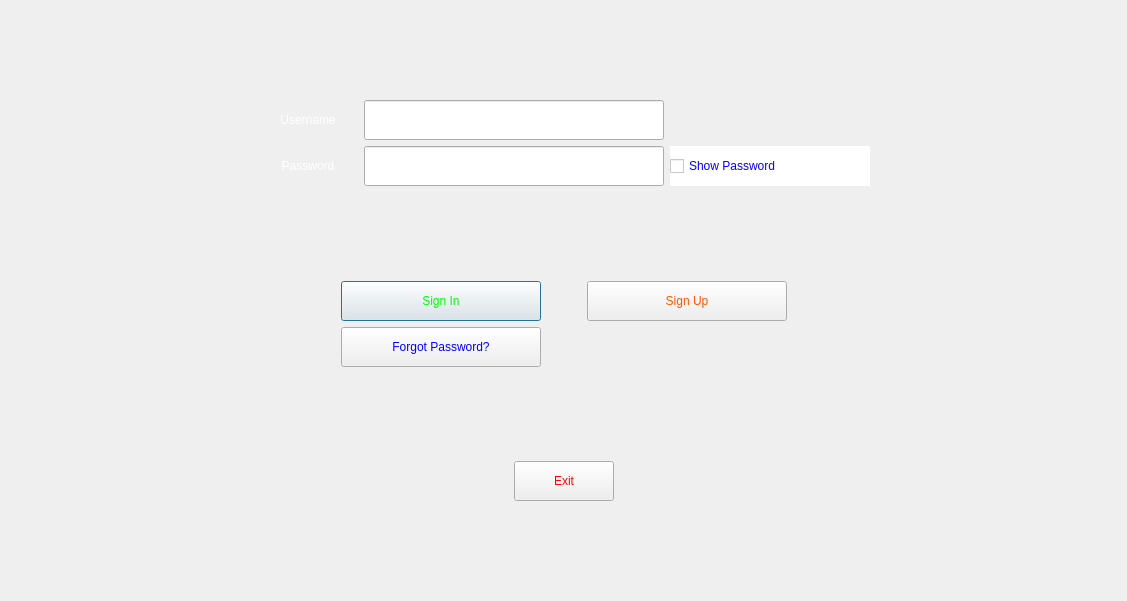
Before: the Qt Designer form SkullKing/LoginClasses/login.ui in danialmd81/skull-king, drawn with Qt 5.
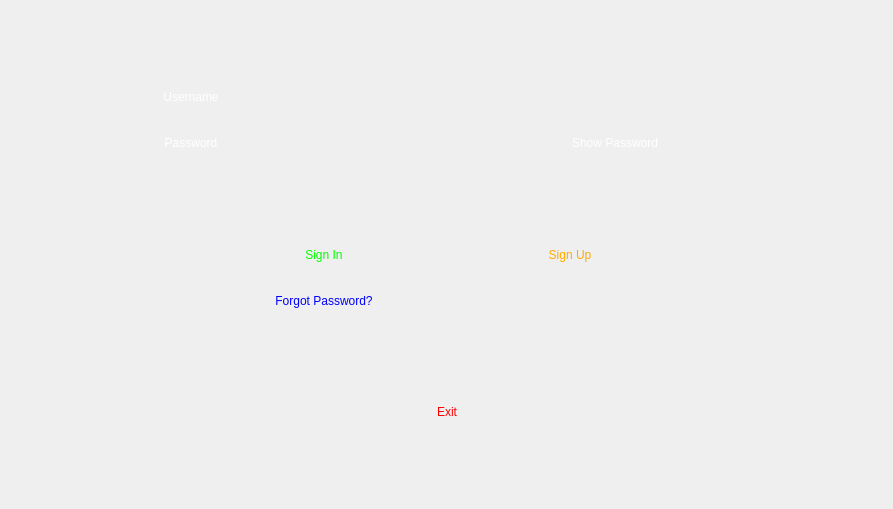
After: the same form once the commit is applied. Icons and pictures are not drawn.

Commit message: sign up completed. login modified according to sign up.

```diff
--- a/SkullKing/LoginClasses/login.ui
+++ b/SkullKing/LoginClasses/login.ui
@@ -6,8 +6,8 @@
    <rect>
     <x>0</x>
     <y>0</y>
-    <width>1127</width>
-    <height>601</height>
+    <width>893</width>
+    <height>509</height>
    </rect>
   </property>
   <property name="windowTitle">
@@ -80,7 +80,8 @@
               </size>
              </property>
              <property name="styleSheet">
-              <string notr="true">border-image: url(:/Pictures/Game/Background.png);</string>
+              <string notr="true">border-image: url(:/Pictures/Game/Background.png);
+background: transparent;</string>
              </property>
              <property name="text">
               <string>Username</string>
@@ -88,6 +89,9 @@
              <property name="alignment">
               <set>Qt::AlignCenter</set>
              </property>
+             <property name="indent">
+              <number>0</number>
+             </property>
             </widget>
            </item>
            <item row="0" column="2">
@@ -99,7 +103,12 @@
               </size>
              </property>
              <property name="styleSheet">
-              <string notr="true">border-image: url(:/Pictures/Game/Background.png);</string>
+              <string notr="true">border-image: url(:/Pictures/Game/Background.png);
+background: transparent;
+</string>
+             </property>
+             <property name="frame">
+              <bool>false</bool>
              </property>
              <property name="alignment">
               <set>Qt::AlignCenter</set>
@@ -145,7 +154,8 @@
               </size>
              </property>
              <property name="styleSheet">
-              <string notr="true">border-image: url(:/Pictures/Game/Background.png);</string>
+              <string notr="true">border-image: url(:/Pictures/Game/Background.png);
+background: transparent;</string>
              </property>
              <property name="text">
               <string>Password</string>
@@ -164,7 +174,11 @@
               </size>
              </property>
              <property name="styleSheet">
-              <string notr="true">border-image: url(:/Pictures/Game/Background.png);</string>
+              <string notr="true">border-image: url(:/Pictures/Game/Background.png);
+background: transparent;</string>
+             </property>
+             <property name="frame">
+              <bool>false</bool>
              </property>
              <property name="echoMode">
               <enum>QLineEdit::Password</enum>
@@ -196,10 +210,10 @@
                 </colorrole>
                 <colorrole role="Button">
                  <brush brushstyle="SolidPattern">
-                  <color alpha="255">
-                   <red>255</red>
-                   <green>255</green>
-                   <blue>255</blue>
+                  <color alpha="0">
+                   <red>0</red>
+                   <green>0</green>
+                   <blue>0</blue>
                   </color>
                  </brush>
                 </colorrole>
@@ -268,19 +282,19 @@
                 </colorrole>
                 <colorrole role="Base">
                  <brush brushstyle="SolidPattern">
-                  <color alpha="255">
-                   <red>255</red>
-                   <green>255</green>
-                   <blue>255</blue>
+                  <color alpha="0">
+                   <red>0</red>
+                   <green>0</green>
+                   <blue>0</blue>
                   </color>
                  </brush>
                 </colorrole>
                 <colorrole role="Window">
                  <brush brushstyle="SolidPattern">
-                  <color alpha="255">
-                   <red>255</red>
-                   <green>255</green>
-                   <blue>255</blue>
+                  <color alpha="0">
+                   <red>0</red>
+                   <green>0</green>
+                   <blue>0</blue>
                   </color>
                  </brush>
                 </colorrole>
@@ -351,10 +365,10 @@
                 </colorrole>
                 <colorrole role="Button">
                  <brush brushstyle="SolidPattern">
-                  <color alpha="255">
-                   <red>255</red>
-                   <green>255</green>
-                   <blue>255</blue>
+                  <color alpha="0">
+                   <red>0</red>
+                   <green>0</green>
+                   <blue>0</blue>
                   </color>
                  </brush>
                 </colorrole>
@@ -423,19 +437,19 @@
                 </colorrole>
                 <colorrole role="Base">
                  <brush brushstyle="SolidPattern">
-                  <color alpha="255">
-                   <red>255</red>
-                   <green>255</green>
-                   <blue>255</blue>
+                  <color alpha="0">
+                   <red>0</red>
+                   <green>0</green>
+                   <blue>0</blue>
                   </color>
                  </brush>
                 </colorrole>
                 <colorrole role="Window">
                  <brush brushstyle="SolidPattern">
-                  <color alpha="255">
-                   <red>255</red>
-                   <green>255</green>
-                   <blue>255</blue>
+                  <color alpha="0">
+                   <red>0</red>
+                   <green>0</green>
+                   <blue>0</blue>
                   </color>
                  </brush>
                 </colorrole>
@@ -506,10 +520,10 @@
                 </colorrole>
                 <colorrole role="Button">
                  <brush brushstyle="SolidPattern">
-                  <color alpha="255">
-                   <red>255</red>
-                   <green>255</green>
-                   <blue>255</blue>
+                  <color alpha="0">
+                   <red>0</red>
+                   <green>0</green>
+                   <blue>0</blue>
                   </color>
                  </brush>
                 </colorrole>
@@ -578,19 +592,19 @@
                 </colorrole>
                 <colorrole role="Base">
                  <brush brushstyle="SolidPattern">
-                  <color alpha="255">
-                   <red>255</red>
-                   <green>255</green>
-                   <blue>255</blue>
+                  <color alpha="0">
+                   <red>0</red>
+                   <green>0</green>
+                   <blue>0</blue>
                   </color>
                  </brush>
                 </colorrole>
                 <colorrole role="Window">
                  <brush brushstyle="SolidPattern">
-                  <color alpha="255">
-                   <red>255</red>
-                   <green>255</green>
-                   <blue>255</blue>
+                  <color alpha="0">
+                   <red>0</red>
+                   <green>0</green>
+                   <blue>0</blue>
                   </color>
                  </brush>
                 </colorrole>
@@ -652,11 +666,11 @@
               </palette>
              </property>
              <property name="autoFillBackground">
-              <bool>true</bool>
+              <bool>false</bool>
              </property>
              <property name="styleSheet">
               <string notr="true">border-image: url(:/Pictures/Game/Background.png);
-color: rgb(0, 0, 255);</string>
+background: transparent;</string>
              </property>
              <property name="text">
               <string>Show Password</string>
@@ -762,15 +776,19 @@
               </size>
              </property>
              <property name="autoFillBackground">
-              <bool>true</bool>
+              <bool>false</bool>
              </property>
              <property name="styleSheet">
               <string notr="true">border-image: url(:/Pictures/Game/Background.png);
+background: transparent;
 color: rgb(0, 255, 0);</string>
              </property>
              <property name="text">
               <string>Sign In</string>
              </property>
+             <property name="flat">
+              <bool>true</bool>
+             </property>
             </widget>
            </item>
            <item>
@@ -795,15 +813,22 @@
               </size>
              </property>
              <property name="autoFillBackground">
-              <bool>true</bool>
+              <bool>false</bool>
              </property>
              <property name="styleSheet">
               <string notr="true">border-image: url(:/Pictures/Game/Background.png);
-color: rgb(255, 85, 0);</string>
+background: transparent;
+color: rgb(255, 170, 0);</string>
              </property>
              <property name="text">
               <string>Sign Up</string>
              </property>
+             <property name="default">
+              <bool>false</bool>
+             </property>
+             <property name="flat">
+              <bool>true</bool>
+             </property>
             </widget>
            </item>
            <item>
@@ -874,16 +899,19 @@
               <enum>Qt::LeftToRight</enum>
              </property>
              <property name="autoFillBackground">
-              <bool>true</bool>
+              <bool>false</bool>
              </property>
              <property name="styleSheet">
               <string notr="true">border-image: url(:/Pictures/Game/Background.png);
 color: rgb(0, 0, 255);
-</string>
+background: transparent;</string>
              </property>
              <property name="text">
               <string>Forgot Password?</string>
              </property>
+             <property name="flat">
+              <bool>true</bool>
+             </property>
             </widget>
            </item>
           </layout>
@@ -942,15 +970,19 @@
           </size>
          </property>
          <property name="autoFillBackground">
-          <bool>true</bool>
+          <bool>false</bool>
          </property>
          <property name="styleSheet">
           <string notr="true">border-image: url(:/Pictures/Game/Background.png);
-color: rgb(255, 0, 0);</string>
+color: rgb(255, 0, 0);
+background: transparent;</string>
          </property>
          <property name="text">
           <string>Exit</string>
          </property>
+         <property name="flat">
+          <bool>true</bool>
+         </property>
         </widget>
        </item>
        <item>
```
Left out of the diff: 18 changed lines with no effect on the pictures. The commit also changes 5 other files.
